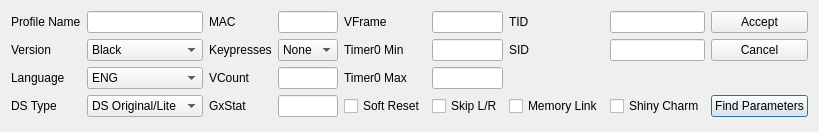
Qt form Form/Gen5/Profile/ProfileEditor5.ui (Admiral-Fish/PokeFinder) before a commit.
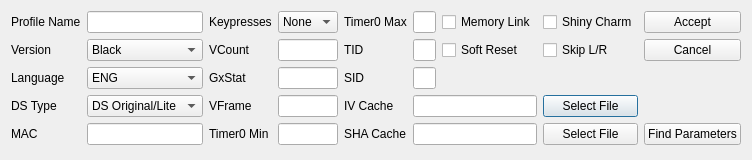
The same form after that commit. Custom widgets are drawn as their Qt base class.

Commit message: IV Cache improvements

```diff
--- a/Form/Gen5/Profile/ProfileEditor5.ui
+++ b/Form/Gen5/Profile/ProfileEditor5.ui
@@ -6,8 +6,8 @@
    <rect>
     <x>0</x>
     <y>0</y>
-    <width>788</width>
-    <height>132</height>
+    <width>752</width>
+    <height>160</height>
    </rect>
   </property>
   <property name="windowTitle">
@@ -127,24 +127,24 @@
      </item>
     </widget>
    </item>
-   <item row="0" column="2">
+   <item row="4" column="0">
     <widget class="QLabel" name="labelMAC">
      <property name="text">
       <string>MAC</string>
      </property>
     </widget>
    </item>
-   <item row="0" column="3">
+   <item row="4" column="1">
     <widget class="TextBox" name="textBoxMAC"/>
    </item>
-   <item row="1" column="2">
+   <item row="0" column="2">
     <widget class="QLabel" name="labelKeypresses">
      <property name="text">
       <string>Keypresses</string>
      </property>
     </widget>
    </item>
-   <item row="1" column="3">
+   <item row="0" column="3">
     <widget class="CheckList" name="comboBoxKeypresses">
      <item>
       <property name="text">
@@ -193,105 +193,153 @@
      </item>
     </widget>
    </item>
-   <item row="2" column="2">
+   <item row="1" column="2">
     <widget class="QLabel" name="labelVCount">
      <property name="text">
       <string>VCount</string>
      </property>
     </widget>
    </item>
-   <item row="2" column="3">
+   <item row="1" column="3">
     <widget class="TextBox" name="textBoxVCount"/>
    </item>
-   <item row="3" column="2">
+   <item row="2" column="2">
     <widget class="QLabel" name="labelGxStat">
      <property name="text">
       <string>GxStat</string>
      </property>
     </widget>
    </item>
-   <item row="3" column="3">
+   <item row="2" column="3">
     <widget class="TextBox" name="textBoxGxStat"/>
    </item>
-   <item row="0" column="4">
+   <item row="3" column="2">
     <widget class="QLabel" name="labelVFrame">
      <property name="text">
       <string>VFrame</string>
      </property>
     </widget>
    </item>
-   <item row="0" column="5">
+   <item row="3" column="3">
     <widget class="TextBox" name="textBoxVFrame"/>
    </item>
-   <item row="1" column="4">
+   <item row="4" column="2">
     <widget class="QLabel" name="labelTimer0Min">
      <property name="text">
       <string>Timer0 Min</string>
      </property>
     </widget>
    </item>
-   <item row="1" column="5">
+   <item row="4" column="3">
     <widget class="TextBox" name="textBoxTimer0Min"/>
    </item>
-   <item row="2" column="4">
+   <item row="0" column="4">
     <widget class="QLabel" name="labelTimer0Max">
      <property name="text">
       <string>Timer0 Max</string>
      </property>
     </widget>
    </item>
-   <item row="2" column="5">
+   <item row="0" column="5">
     <widget class="TextBox" name="textBoxTimer0Max"/>
    </item>
-   <item row="0" column="6">
+   <item row="1" column="4">
     <widget class="QLabel" name="labelTID">
      <property name="text">
       <string>TID</string>
      </property>
     </widget>
    </item>
-   <item row="0" column="7">
+   <item row="1" column="5">
     <widget class="TextBox" name="textBoxTID"/>
    </item>
-   <item row="1" column="6">
+   <item row="2" column="4">
     <widget class="QLabel" name="labelSID">
      <property name="text">
       <string>SID</string>
      </property>
     </widget>
    </item>
-   <item row="1" column="7">
+   <item row="2" column="5">
     <widget class="TextBox" name="textBoxSID"/>
    </item>
    <item row="3" column="4">
-    <widget class="QCheckBox" name="checkBoxSoftReset">
+    <widget class="QLabel" name="labelIVCache">
      <property name="text">
-      <string>Soft Reset</string>
+      <string>IV Cache</string>
      </property>
     </widget>
    </item>
-   <item row="3" column="5">
-    <widget class="QCheckBox" name="checkBoxSkipLR">
+   <item row="3" column="5" colspan="2">
+    <widget class="QLineEdit" name="lineEditIVCache">
+     <property name="readOnly">
+      <bool>true</bool>
+     </property>
+     <property name="clearButtonEnabled">
+      <bool>true</bool>
+     </property>
+    </widget>
+   </item>
+   <item row="3" column="7">
+    <widget class="QPushButton" name="pushButtonSelectIVCache">
      <property name="text">
-      <string>Skip L/R</string>
+      <string>Select File</string>
      </property>
     </widget>
    </item>
-   <item row="3" column="6">
+   <item row="4" column="4">
+    <widget class="QLabel" name="labelSHACache">
+     <property name="text">
+      <string>SHA Cache</string>
+     </property>
+    </widget>
+   </item>
+   <item row="4" column="5" colspan="2">
+    <widget class="QLineEdit" name="lineEditSHACache">
+     <property name="readOnly">
+      <bool>true</bool>
+     </property>
+     <property name="clearButtonEnabled">
+      <bool>true</bool>
+     </property>
+    </widget>
+   </item>
+   <item row="4" column="7">
+    <widget class="QPushButton" name="pushButtonSelectSHACache">
+     <property name="text">
+      <string>Select File</string>
+     </property>
+    </widget>
+   </item>
+   <item row="0" column="6">
     <widget class="QCheckBox" name="checkBoxMemoryLink">
      <property name="text">
       <string>Memory Link</string>
      </property>
     </widget>
    </item>
-   <item row="3" column="7">
+   <item row="1" column="6">
+    <widget class="QCheckBox" name="checkBoxSoftReset">
+     <property name="text">
+      <string>Soft Reset</string>
+     </property>
+    </widget>
+   </item>
+   <item row="0" column="7">
     <widget class="QCheckBox" name="checkBoxShinyCharm">
      <property name="text">
       <string>Shiny Charm</string>
      </property>
     </widget>
    </item>
-   <item row="3" column="8">
+   <item row="1" column="7">
+    <widget class="QCheckBox" name="checkBoxSkipLR">
+     <property name="text">
+      <string>Skip L/R</string>
+     </property>
+    </widget>
+   </item>
+   <item row="4" column="8">
     <widget class="QPushButton" name="pushButtonFindParameters">
      <property name="text">
       <string>Find Parameters</string>
```
The commit also changes 52 other files.
